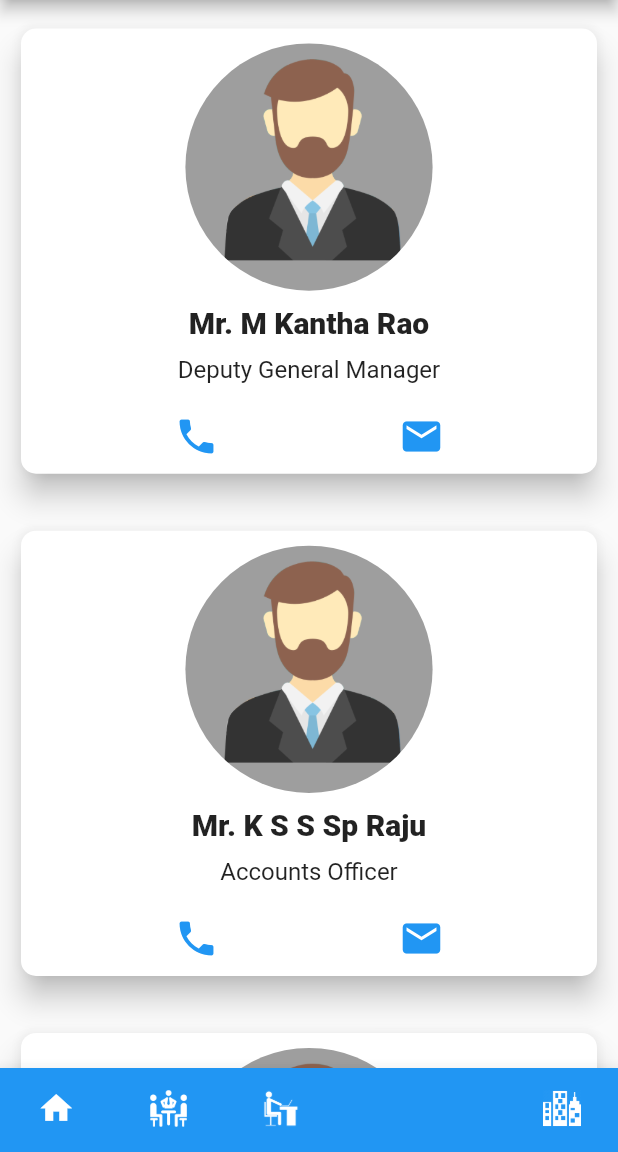
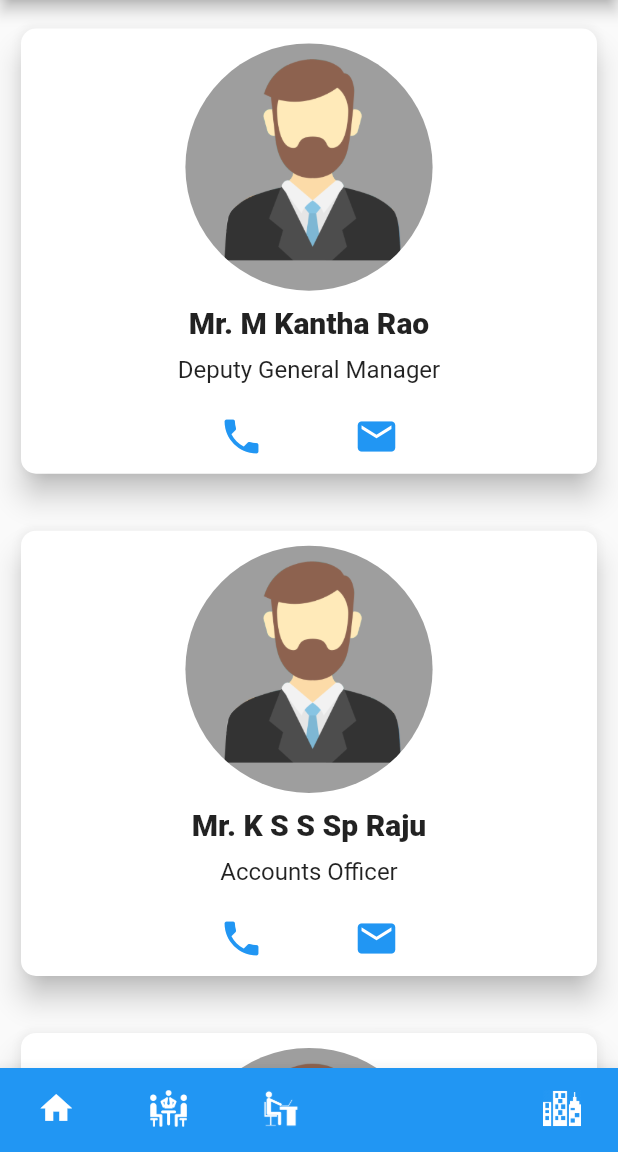
Before and after one commit to fayaz07/vhelp, a Flutter app: the screen it shows after launch, item 4 of the bottom bar chosen, on a phone screen of 412 x 824 dp, the part 84-1236 px from its top. Run offline on Flutter 3.47's test engine with Material 2 defaults, Android fonts, the phone set to English and light mode, and no system bars; missing offline and left inert: animated_splash.

```diff
--- a/lib/screens/administration.dart
+++ b/lib/screens/administration.dart
@@ -72,7 +72,7 @@ class _AdminState extends State<Administration>{
           mainAxisAlignment: MainAxisAlignment.center,
           children: <Widget>[
             Padding(
-              padding: EdgeInsets.only(left: 60.0, right: 60.0),
+              padding: EdgeInsets.only(left: 30.0, right: 30.0),
               child: InkWell(
                 onTap: () {
                   launch("tel:+91 $phone");
@@ -85,7 +85,7 @@ class _AdminState extends State<Administration>{
               ),
             ),
             Padding(
-              padding: EdgeInsets.only(left: 60.0, right: 60.0),
+              padding: EdgeInsets.only(left: 30.0, right: 30.0),
               child: InkWell(
                 onTap: () {
                   launch("mailto:$email?subject=Support Request&body=");
--- a/lib/screens/governing_body.dart
+++ b/lib/screens/governing_body.dart
@@ -88,7 +88,7 @@ class _GoverningBodyState extends State<GoverningBody> {
           mainAxisAlignment: MainAxisAlignment.center,
           children: <Widget>[
             Padding(
-              padding: EdgeInsets.only(left: 60.0, right: 60.0),
+              padding: EdgeInsets.only(left: 30.0, right: 30.0),
               child: InkWell(
                 onTap: () {
                   launch("tel:+91 $phone");
@@ -101,7 +101,7 @@ class _GoverningBodyState extends State<GoverningBody> {
               ),
             ),
             Padding(
-              padding: EdgeInsets.only(left: 60.0, right: 60.0),
+              padding: EdgeInsets.only(left: 30.0, right: 30.0),
               child: InkWell(
                 onTap: () {
                   launch("mailto:$email?subject=Support Request&body=");
```
Also changed, not shown: lib/screens/about_us.dart (+10 -10 lines), lib/utils.dart (+9 -9 lines), 55 other files.
